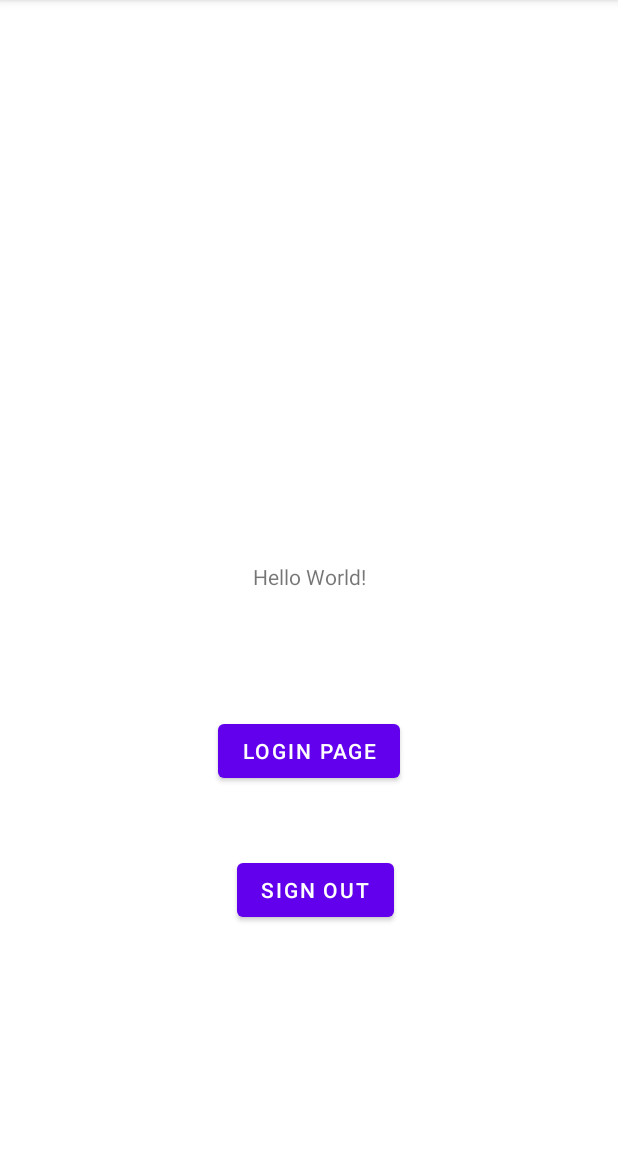
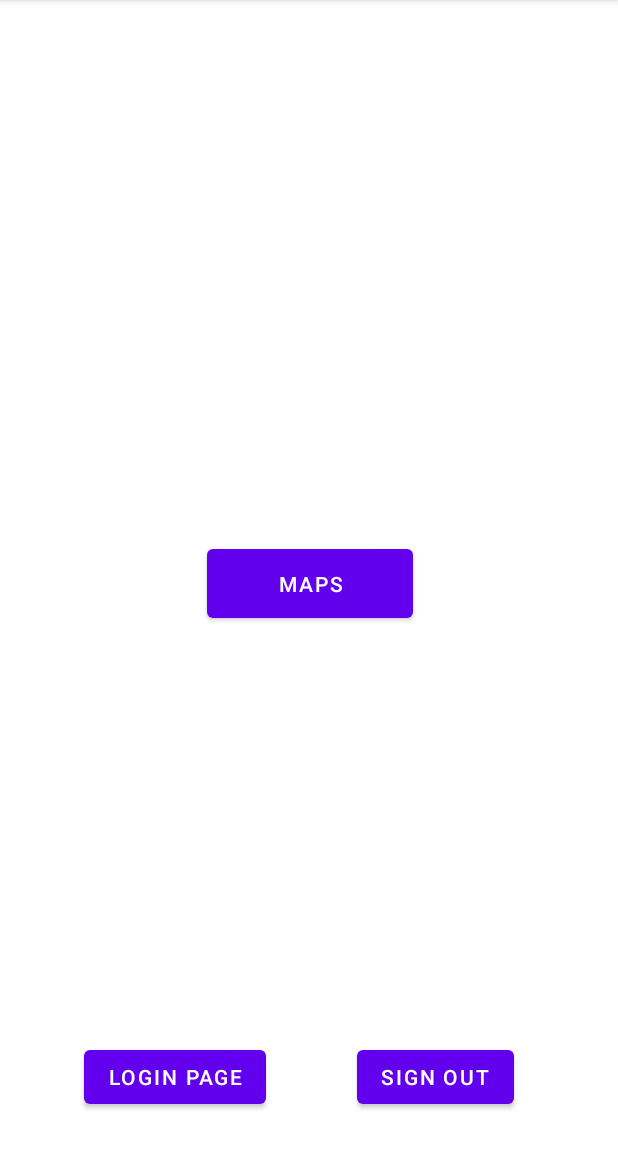
Before and after one commit to maxb6/eLawn-Android, an Android app: the screen it shows after launch once a user with an empty profile is signed in (MainActivity), on a phone screen of 412 x 824 dp, the part 84-1236 px from its top. Run offline under Robolectric (Android 15) with nearby library versions, the phone set to English and light mode, and no system bars; our stand-ins replace Firebase (no records; nobody signed in at launch, a user with empty details on screens opened directly).

Commit message:
google maps implementation

```diff
--- a/app/build.gradle
+++ b/app/build.gradle
@@ -42,6 +42,7 @@ dependencies {
     implementation 'com.google.firebase:firebase-database:20.0.2'
     implementation 'androidx.navigation:navigation-fragment:2.3.5'
     implementation 'androidx.navigation:navigation-ui:2.3.5'
+    implementation 'com.google.android.gms:play-services-maps:17.0.0'
     testImplementation 'junit:junit:4.+'
     androidTestImplementation 'androidx.test.ext:junit:1.1.2'
     androidTestImplementation 'androidx.test.espresso:espresso-core:3.3.0'
--- a/app/src/main/java/com/example/elawn_android/MainActivity.java
+++ b/app/src/main/java/com/example/elawn_android/MainActivity.java
@@ -15,6 +15,7 @@ public class MainActivity extends AppCompatActivity {
     private FirebaseAuth mAuth;
     private Button loginPageButton;
     private Button signOutButton;
+    private Button mapsButton;
 
     @Override
     protected void onCreate(Bundle savedInstanceState) {
@@ -23,6 +24,7 @@ public class MainActivity extends AppCompatActivity {
 
         loginPageButton = findViewById(R.id.loginPage);
         signOutButton = findViewById(R.id.signOutButton);
+        mapsButton = findViewById(R.id.mapsButton);
         mAuth = FirebaseAuth.getInstance();
 
         loginPageButton.setOnClickListener(new View.OnClickListener() {
@@ -37,6 +39,13 @@ public class MainActivity extends AppCompatActivity {
             public void onClick(View v) {
                 mAuth.signOut();
                 goToLoginActivity();
+            }
+        });
+
+        mapsButton.setOnClickListener(new View.OnClickListener() {
+            @Override
+            public void onClick(View v) {
+                goToMapsActivity();
             }
         });
 
@@ -60,4 +69,9 @@ public class MainActivity extends AppCompatActivity {
         startActivity(intent);
         finish();
     }
+
+    private void goToMapsActivity(){
+        Intent intent = new Intent (this,MapsActivity.class);
+        startActivity(intent);
+    }
 }
--- a/app/src/main/res/layout/activity_main.xml
+++ b/app/src/main/res/layout/activity_main.xml
@@ -6,42 +6,48 @@
     android:layout_height="match_parent"
     tools:context=".MainActivity">
 
-    <TextView
-        android:id="@+id/textView"
-        android:layout_width="wrap_content"
-        android:layout_height="wrap_content"
-        android:text="Hello World!"
-        app:layout_constraintBottom_toBottomOf="parent"
-        app:layout_constraintLeft_toLeftOf="parent"
-        app:layout_constraintRight_toRightOf="parent"
-        app:layout_constraintTop_toTopOf="parent" />
-
     <Button
         android:id="@+id/loginPage"
         android:layout_width="wrap_content"
         android:layout_height="wrap_content"
-        android:layout_marginStart="144dp"
-        android:layout_marginTop="73dp"
-        android:layout_marginEnd="144dp"
-        android:layout_marginBottom="234dp"
+        android:layout_marginStart="56dp"
+        android:layout_marginTop="657dp"
+        android:layout_marginBottom="26dp"
         android:text="Login Page"
         app:layout_constraintBottom_toBottomOf="parent"
+        app:layout_constraintStart_toStartOf="parent"
+        app:layout_constraintTop_toTopOf="parent"
+        app:layout_constraintVertical_bias="1.0" />
+
+    <Button
+        android:id="@+id/mapsButton"
+        android:layout_width="137dp"
+        android:layout_height="58dp"
+        android:layout_marginStart="161dp"
+        android:layout_marginTop="360dp"
+        android:layout_marginEnd="162dp"
+        android:layout_marginBottom="250dp"
+        android:text="Maps"
+        app:layout_constraintBottom_toTopOf="@+id/loginPage"
         app:layout_constraintEnd_toEndOf="parent"
+        app:layout_constraintHorizontal_bias="0.489"
         app:layout_constraintStart_toStartOf="parent"
-        app:layout_constraintTop_toBottomOf="@+id/textView" />
+        app:layout_constraintTop_toTopOf="parent"
+        app:layout_constraintVertical_bias="0.0" />
 
     <Button
         android:id="@+id/signOutButton"
         android:layout_width="wrap_content"
         android:layout_height="wrap_content"
-        android:layout_marginStart="157dp"
-        android:layout_marginTop="40dp"
-        android:layout_marginEnd="149dp"
-        android:layout_marginBottom="146dp"
+        android:layout_marginStart="59dp"
+        android:layout_marginTop="657dp"
+        android:layout_marginEnd="68dp"
+        android:layout_marginBottom="26dp"
         android:text="Sign Out"
         app:layout_constraintBottom_toBottomOf="parent"
         app:layout_constraintEnd_toEndOf="parent"
-        app:layout_constraintStart_toStartOf="parent"
-        app:layout_constraintTop_toBottomOf="@+id/loginPage" />
+        app:layout_constraintStart_toEndOf="@+id/loginPage"
+        app:layout_constraintTop_toTopOf="parent"
+        app:layout_constraintVertical_bias="1.0" />
 
 </androidx.constraintlayout.widget.ConstraintLayout>
--- a/app/src/main/res/values/strings.xml
+++ b/app/src/main/res/values/strings.xml
@@ -18,4 +18,5 @@
 
     <string name="hello_first_fragment">Hello first fragment</string>
     <string name="hello_second_fragment">Hello second fragment. Arg: %1$s</string>
+    <string name="title_activity_maps">MapsActivity</string>
 </resources>
```
Also changed, not shown: app/src/debug/res/values/google_maps_api.xml (added, +24 -0 lines), app/src/main/AndroidManifest.xml (+27 -4 lines), app/src/main/java/com/example/elawn_android/MapsActivity.java (added, +85 -0 lines), app/src/main/res/layout/activity_maps.xml (added, +9 -0 lines), 1 other file.
